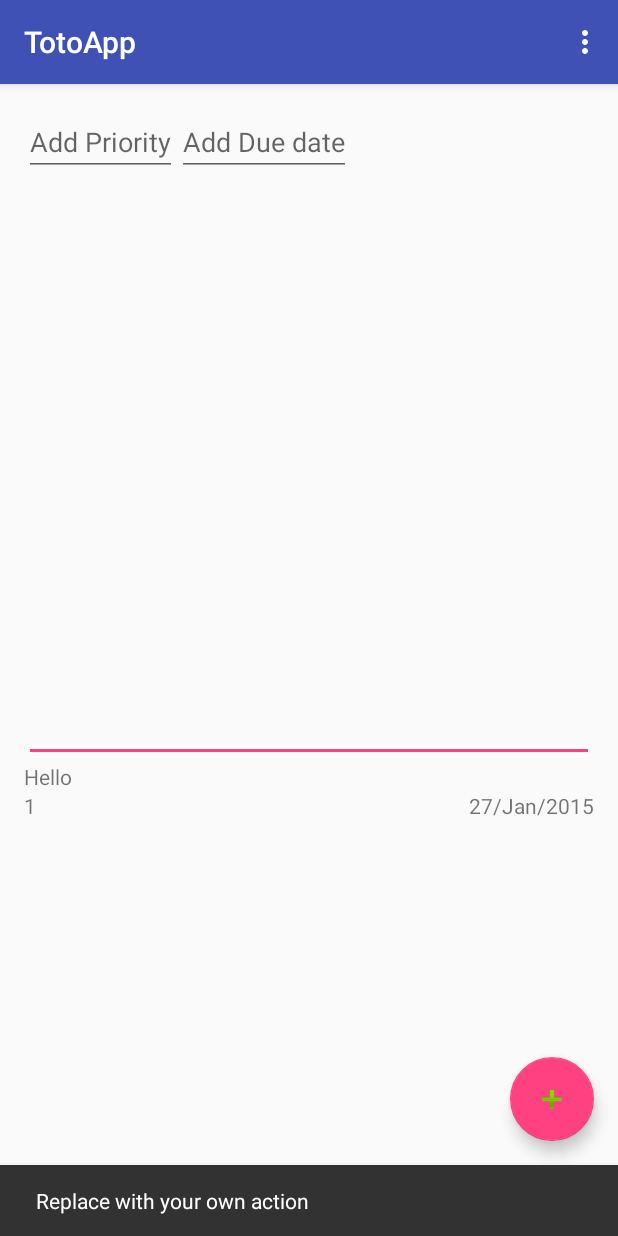
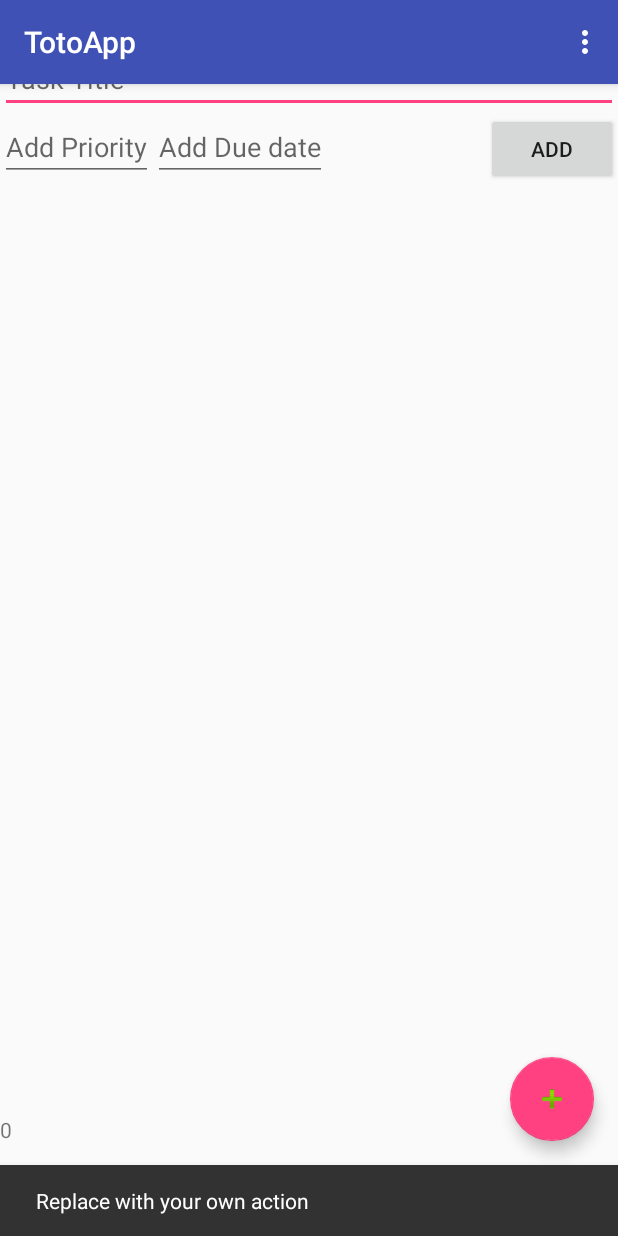
Before and after one commit to sunasra/android-todoapp, an Android app: the screen it shows after launch (MainActivity), after a tap on an icon or button, on a phone screen of 412 x 824 dp. Run offline under Robolectric (Android 15) with nearby library versions, the phone set to English and light mode, and no system bars; 1 other tap on this screen came first.

Commit message:
added adding functionality

```diff
--- a/TotoApp/app/src/main/java/com/example/manzurhusain/totoapp/MainActivity.java
+++ b/TotoApp/app/src/main/java/com/example/manzurhusain/totoapp/MainActivity.java
@@ -3,6 +3,9 @@ package com.example.manzurhusain.totoapp;
 import android.os.Bundle;
 import android.support.design.widget.FloatingActionButton;
 import android.support.design.widget.Snackbar;
+import android.support.v4.app.Fragment;
+import android.support.v4.app.FragmentManager;
+import android.support.v4.app.FragmentTransaction;
 import android.support.v7.app.AppCompatActivity;
 import android.support.v7.widget.LinearLayoutManager;
 import android.support.v7.widget.RecyclerView;
@@ -17,29 +20,17 @@ import java.util.ArrayList;
 
 public class MainActivity extends AppCompatActivity {
 
-  private RecyclerView recyclerView;
-  private RecyclerView.Adapter mAdapter;
-  private RecyclerView.LayoutManager layoutManager;
-  private ArrayList<EachTodo> eachTodos;
-
 
   @Override protected void onCreate(Bundle savedInstanceState) {
     super.onCreate(savedInstanceState);
     setContentView(R.layout.activity_main);
 
-    eachTodos = new ArrayList<EachTodo>();
+    FragmentManager fragmentManager = getSupportFragmentManager();
+    FragmentTransaction fragmentTransaction = fragmentManager.beginTransaction();
+    MainActivityFragment mainActivityFragment = new MainActivityFragment();
+    fragmentTransaction.add(R.id.homeFragContainer, mainActivityFragment, "taskListHome");
+    fragmentTransaction.commit();
 
-    EachTodo eachTodoObj = new EachTodo();
-    eachTodoObj.setTitle("Hello");
-    eachTodoObj.setPriority(1);
-    eachTodoObj.setDueDate("27/Jan/2015");
-    eachTodos.add(0, eachTodoObj);
-
-    recyclerView = (RecyclerView)findViewById(R.id.listRecyclerView);
-    layoutManager = new LinearLayoutManager(this);
-    recyclerView.setLayoutManager(layoutManager);
-    mAdapter = new TodoListAdaptor(this,eachTodos);
-    recyclerView.setAdapter(mAdapter);
 
     Toolbar toolbar = (Toolbar) findViewById(R.id.toolbar);
     setSupportActionBar(toolbar);
--- a/TotoApp/app/src/main/java/com/example/manzurhusain/totoapp/MainActivityFragment.java
+++ b/TotoApp/app/src/main/java/com/example/manzurhusain/totoapp/MainActivityFragment.java
@@ -2,19 +2,68 @@ package com.example.manzurhusain.totoapp;
 
 import android.support.v4.app.Fragment;
 import android.os.Bundle;
+import android.support.v7.widget.LinearLayoutManager;
+import android.support.v7.widget.RecyclerView;
 import android.view.LayoutInflater;
 import android.view.View;
 import android.view.ViewGroup;
+import android.widget.Button;
+import android.widget.EditText;
+import com.example.manzurhusain.totoapp.adaptors.TodoListAdaptor;
+import com.example.manzurhusain.totoapp.dto.EachTodo;
+import java.util.ArrayList;
 
 /**
  * A placeholder fragment containing a simple view.
  */
 public class MainActivityFragment extends Fragment {
 
+  private RecyclerView recyclerView;
+  public TodoListAdaptor mAdapter;
+  private RecyclerView.LayoutManager layoutManager;
+  private ArrayList<EachTodo> eachTodos;
+
+
+  private EditText titleET;
+  private EditText priorityET;
+  private EditText dueDateET;
+  private Button addTaskBtn;
+
+
   public MainActivityFragment() {
   }
 
   @Override public View onCreateView(LayoutInflater inflater, ViewGroup container, Bundle savedInstanceState) {
-    return inflater.inflate(R.layout.fragment_main, container, false);
+    View main = inflater.inflate(R.layout.fragment_main, container, false);
+
+    eachTodos = new ArrayList<EachTodo>();
+
+    titleET = (EditText) main.findViewById(R.id.taskTitleInput);
+    priorityET = (EditText) main.findViewById(R.id.priorityInput);
+    dueDateET = (EditText) main.findViewById(R.id.dueDateInput);
+    addTaskBtn = (Button) main.findViewById(R.id.buttonAdd);
+
+    recyclerView = (RecyclerView)main.findViewById(R.id.listRecyclerView);
+    layoutManager = new LinearLayoutManager(getContext());
+    recyclerView.setLayoutManager(layoutManager);
+    mAdapter = new TodoListAdaptor(getContext(),eachTodos);
+    recyclerView.setAdapter(mAdapter);
+
+    addTaskBtn.setOnClickListener(new View.OnClickListener() {
+      @Override public void onClick(View v) {
+
+        EachTodo eachTodoObj = new EachTodo();
+        eachTodoObj.setTitle(titleET.getText().toString());
+        eachTodoObj.setPriority(Integer.parseInt(priorityET.getText().toString()));
+        eachTodoObj.setDueDate(dueDateET.getText().toString());
+
+        mAdapter.addItem(eachTodoObj, eachTodos.size());
+        //eachTodos.add(eachTodoObj);
+        //mAdapter.notifyDataSetChanged();
+
+      }
+    });
+
+    return main;
   }
 }
--- a/TotoApp/app/src/main/java/com/example/manzurhusain/totoapp/adaptors/TodoListAdaptor.java
+++ b/TotoApp/app/src/main/java/com/example/manzurhusain/totoapp/adaptors/TodoListAdaptor.java
@@ -41,7 +41,7 @@ public class TodoListAdaptor extends RecyclerView.Adapter<TodoListAdaptor.TodoIt
     return eachTodos.size();
   }
 
-  public void addItem(EachTodo eachTodo,int index){
+  public void addItem(EachTodo eachTodo, int index){
     eachTodos.add(eachTodo);
     notifyItemInserted(index);
   }
--- /dev/null
+++ b/TotoApp/app/src/main/java/com/example/manzurhusain/totoapp/util/ViewUtil.java
@@ -0,0 +1,7 @@
+package com.example.manzurhusain.totoapp.util;
+
+/**
+ * Created by manzur.husain on 28/01/16.
+ */
+public class ViewUtil {
+}
--- a/TotoApp/app/src/main/res/layout/activity_main.xml
+++ b/TotoApp/app/src/main/res/layout/activity_main.xml
@@ -25,7 +25,13 @@
 
     </android.support.design.widget.AppBarLayout>
 
-    <include layout="@layout/content_main"/>
+    <LinearLayout
+        android:layout_width="match_parent"
+        android:layout_height="match_parent"
+        android:orientation="vertical"
+        android:id="@+id/homeFragContainer"
+        />
+    <!--<include layout="@layout/content_main"/>-->
 
     <android.support.design.widget.FloatingActionButton
         android:id="@+id/fab"
--- a/TotoApp/app/src/main/res/layout/fragment_main.xml
+++ b/TotoApp/app/src/main/res/layout/fragment_main.xml
@@ -2,46 +2,56 @@
     xmlns:tools="http://schemas.android.com/tools"
     android:layout_width="match_parent"
     android:layout_height="match_parent"
-    android:paddingLeft="@dimen/activity_horizontal_margin"
-    android:paddingRight="@dimen/activity_horizontal_margin"
-    android:paddingTop="@dimen/activity_vertical_margin"
-    android:paddingBottom="@dimen/activity_vertical_margin"
-    tools:showIn="@layout/activity_main"
     tools:context="com.example.manzurhusain.totoapp.MainActivityFragment"
     >
     <EditText
         android:layout_width="match_parent"
-      android:layout_height="match_parent"
+        android:layout_height="wrap_content"
         android:id="@+id/taskTitleInput"
-      android:layout_above="@+id/listRecyclerView"
+        android:hint="@string/taskTitleHint"
+        android:layout_marginTop="30dp"
+
         />
     <LinearLayout
         android:layout_width="wrap_content"
         android:layout_height="wrap_content"
+        android:id="@+id/metaTodoInput"
+        android:layout_below="@+id/taskTitleInput"
         >
         <EditText
             android:layout_width="0dp"
             android:layout_height="wrap_content"
             android:layout_weight="1"
             android:id="@+id/priorityInput"
-        android:hint="Add Priority"
+            android:hint="@string/priorityHintTxt"
+            android:inputType="number"
             />
         <EditText
             android:layout_width="wrap_content"
             android:layout_height="wrap_content"
             android:id="@+id/dueDateInput"
-        android:hint="Add Due date"
+            android:inputType="date"
+            android:hint="@string/dueDateStr"
 
             />
     </LinearLayout>
     <android.support.v7.widget.RecyclerView
         android:id="@+id/listRecyclerView"
         android:layout_width="match_parent"
-        android:layout_height="300dp"
+        android:layout_height="100dp"
         android:scrollbars="vertical"
         android:layout_alignParentBottom="true"
         android:layout_alignParentLeft="true"
         android:layout_alignParentStart="true"
         />
+    <Button
+        android:layout_width="wrap_content"
+        android:layout_height="wrap_content"
+        android:text="Add"
+        android:id="@+id/buttonAdd"
+        android:layout_below="@+id/taskTitleInput"
+        android:layout_alignParentRight="true"
+        android:layout_alignParentEnd="true"
+        />
 
 </RelativeLayout>
--- a/TotoApp/app/src/main/res/values/strings.xml
+++ b/TotoApp/app/src/main/res/values/strings.xml
@@ -1,4 +1,7 @@
 <resources>
   <string name="app_name">TotoApp</string>
   <string name="action_settings">Settings</string>
+  <string name="dueDateStr">Add Due date</string>
+  <string name="priorityHintTxt">Add Priority</string>
+  <string name="taskTitleHint">Task Title</string>
 </resources>
```
Also changed, not shown: TotoApp/app/src/main/res/layout/content_main.xml (line endings or trailing spaces). Lines whose indentation alone changed are shown as unchanged.
